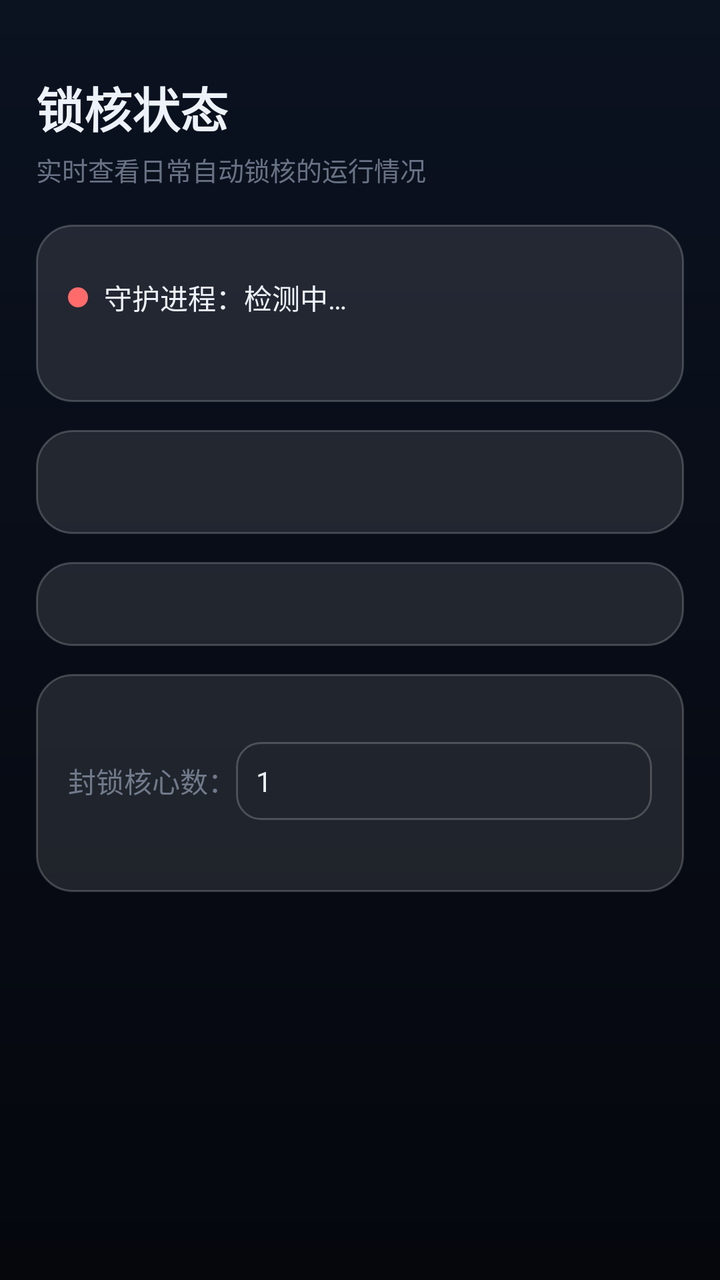
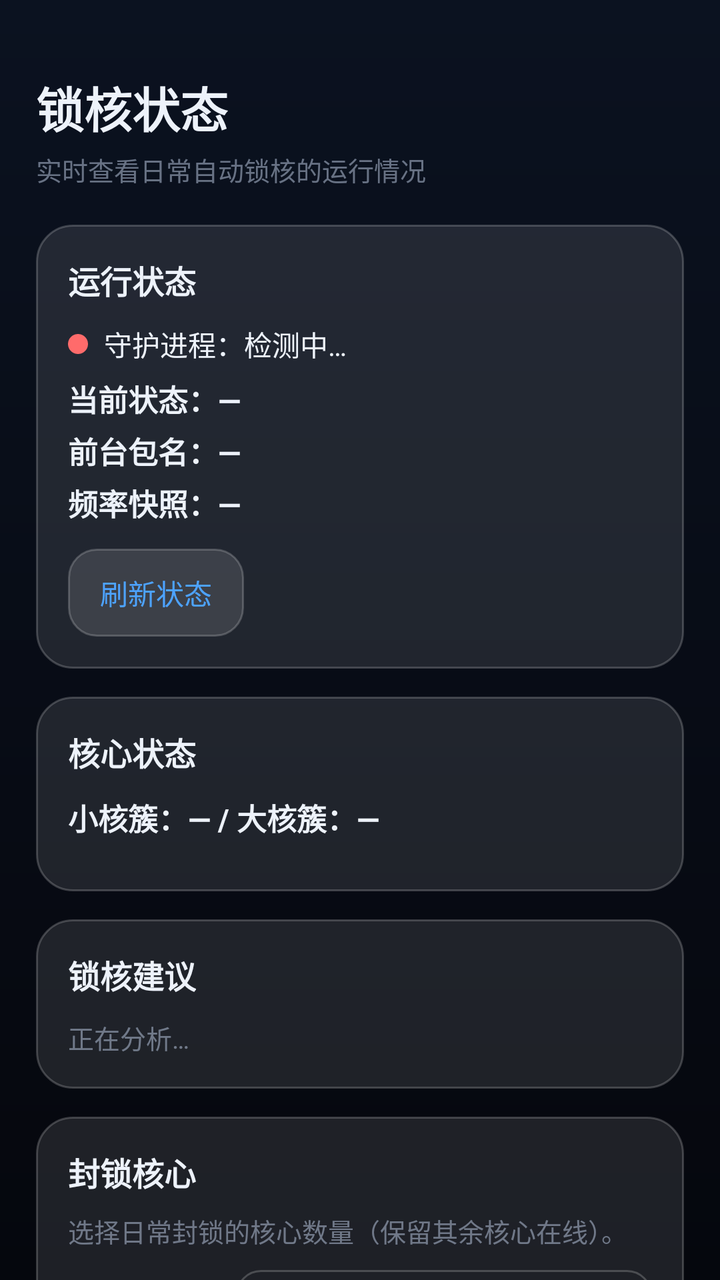

The first picture is an Android layout as it rendered before a commit; the second is the same layout after the commit. The layout source and the unified diff follow.
<!-- AndroidManifest.xml: application theme AppTheme -->
<!-- res/layout/fragment_lock_status.xml -->
<?xml version="1.0" encoding="utf-8"?>
<ScrollView xmlns:android="http://schemas.android.com/apk/res/android"
    android:layout_width="match_parent"
    android:layout_height="match_parent"
    android:fillViewport="true"
    android:scrollbars="none">

    <LinearLayout
        android:layout_width="match_parent"
        android:layout_height="wrap_content"
        android:orientation="vertical"
        android:paddingLeft="18dp"
        android:paddingRight="18dp"
        android:paddingTop="36dp"
        android:paddingBottom="18dp">

        
        <TextView
            android:layout_width="wrap_content"
            android:layout_height="wrap_content"
            android:text="锁核状态"
            android:textColor="@color/text_main"
            android:textSize="24sp"
            android:textStyle="bold" />

        <TextView
            android:layout_width="wrap_content"
            android:layout_height="wrap_content"
            android:layout_marginTop="4dp"
            android:text="实时查看日常自动锁核的运行情况"
            android:textColor="@color/text_sub"
            android:textSize="13sp" />

        
        <LinearLayout
            android:layout_width="match_parent"
            android:layout_height="wrap_content"
            android:layout_marginTop="18dp"
            android:background="@drawable/bg_glass_card"
            android:orientation="vertical"
            android:padding="16dp">

            <TextView
                style="@style/SectionTitle"
                android:text="运行状态" />

            <LinearLayout
                android:layout_width="match_parent"
                android:layout_height="wrap_content"
                android:layout_marginTop="10dp"
                android:gravity="center_vertical"
                android:orientation="horizontal">

                <View
                    android:id="@+id/dot_daemon"
                    android:layout_width="10dp"
                    android:layout_height="10dp"
                    android:background="@drawable/dot_red" />

                <TextView
                    android:id="@+id/txt_daemon"
                    android:layout_width="0dp"
                    android:layout_height="wrap_content"
                    android:layout_marginLeft="8dp"
                    android:layout_weight="1"
                    android:text="守护进程：检测中…"
                    android:textColor="@color/text_main"
                    android:textSize="14sp" />
            </LinearLayout>

            <TextView
                android:id="@+id/txt_state"
                style="@style/ValueText"
                android:layout_marginTop="6dp"
                android:text="当前状态：—" />

            <TextView
                android:id="@+id/txt_focus"
                style="@style/ValueText"
                android:layout_marginTop="4dp"
                android:text="前台包名：—" />

            <TextView
                android:id="@+id/txt_snapshot"
                style="@style/ValueText"
                android:layout_marginTop="4dp"
                android:text="频率快照：—" />

            <Button
                android:id="@+id/btn_refresh"
                style="@style/BtnGhost"
                android:layout_marginTop="12dp"
                android:text="刷新状态" />
        </LinearLayout>

        
        <LinearLayout
            android:layout_width="match_parent"
            android:layout_height="wrap_content"
            android:layout_marginTop="14dp"
            android:background="@drawable/bg_glass_card"
            android:orientation="vertical"
            android:padding="16dp">

            <TextView
                style="@style/SectionTitle"
                android:text="核心状态" />

            <TextView
                android:id="@+id/txt_cluster"
                style="@style/ValueText"
                android:layout_marginTop="10dp"
                android:text="小核簇：— / 大核簇：—" />

            
            <LinearLayout
                android:id="@+id/core_container"
                android:layout_width="match_parent"
                android:layout_height="wrap_content"
                android:layout_marginTop="10dp"
                android:orientation="vertical" />
        </LinearLayout>

        
        <LinearLayout
            android:layout_width="match_parent"
            android:layout_height="wrap_content"
            android:layout_marginTop="14dp"
            android:background="@drawable/bg_glass_card"
            android:orientation="vertical"
            android:padding="16dp">

            <TextView
                style="@style/SectionTitle"
                android:text="锁核建议" />

            <TextView
                android:id="@+id/txt_advice"
                style="@style/BodyText"
                android:layout_marginTop="10dp"
                android:text="正在分析…" />
        </LinearLayout>

        
        <LinearLayout
            android:layout_width="match_parent"
            android:layout_height="wrap_content"
            android:layout_marginTop="14dp"
            android:background="@drawable/bg_glass_card"
            android:orientation="vertical"
            android:padding="16dp">

            <TextView
                style="@style/SectionTitle"
                android:text="封锁核心" />

            <TextView
                style="@style/BodyText"
                android:layout_marginTop="8dp"
                android:text="选择日常封锁的核心数量（保留其余核心在线）。" />

            <LinearLayout
                android:layout_width="match_parent"
                android:layout_height="wrap_content"
                android:layout_marginTop="10dp"
                android:gravity="center_vertical"
                android:orientation="horizontal">

                <TextView
                    android:layout_width="wrap_content"
                    android:layout_height="wrap_content"
                    android:text="封锁核心数："
                    android:textColor="@color/text_sub"
                    android:textSize="14sp" />

                <EditText
                    android:id="@+id/et_lock_count"
                    android:layout_width="0dp"
                    android:layout_height="wrap_content"
                    android:layout_weight="1"
                    android:background="@drawable/bg_input"
                    android:inputType="number"
                    android:maxLength="1"
                    android:padding="10dp"
                    android:text="1"
                    android:textColor="@color/text_main"
                    android:textSize="14sp" />
            </LinearLayout>

            <Button
                android:id="@+id/btn_lock_now"
                style="@style/BtnPrimary"
                android:layout_marginTop="12dp"
                android:text="立即锁定" />

            <TextView
                android:id="@+id/txt_lock_hint"
                style="@style/BodyText"
                android:layout_marginTop="8dp"
                android:textSize="12sp"
                android:text="默认只锁 1 个最高频核；cpu0 永不下线；重启即还原。" />
        </LinearLayout>

    </LinearLayout>
</ScrollView>
<!-- resources referenced by this layout -->
<resources>
  <color name="text_main">#FFEDF2FA</color>
  <color name="text_sub">#99A7B4C9</color>
  <!-- drawable bg_glass_card (drawable) -->
  <?xml version="1.0" encoding="utf-8"?>
  <shape xmlns:android="http://schemas.android.com/apk/res/android"
      android:shape="rectangle">
      <solid android:color="@color/card_bg" />
      <corners android:radius="18dp" />
      <stroke
          android:width="1dp"
          android:color="@color/glass_stroke" />
  </shape>
  <!-- drawable bg_input (drawable) -->
  <?xml version="1.0" encoding="utf-8"?>
  <shape xmlns:android="http://schemas.android.com/apk/res/android"
      android:shape="rectangle">
      <solid android:color="@android:color/transparent" />
      <corners android:radius="12dp" />
      <stroke
          android:width="1dp"
          android:color="@color/glass_stroke" />
  </shape>
  <!-- drawable dot_red (drawable) -->
  <?xml version="1.0" encoding="utf-8"?>
  <shape xmlns:android="http://schemas.android.com/apk/res/android"
      android:shape="oval">
      <solid android:color="@color/err_red" />
  </shape>
  <style name="BodyText">
          <item name="android:textColor">@color/text_sub</item>
          <item name="android:textSize">13sp</item>
          <item name="android:lineSpacingMultiplier">1.3</item>
      </style>
  <style name="BtnGhost">
          <item name="android:background">@drawable/bg_btn_ghost</item>
          <item name="android:textColor">@color/accent</item>
          <item name="android:textSize">14sp</item>
          <item name="android:textAllCaps">false</item>
          <item name="android:minHeight">44dp</item>
          <item name="android:stateListAnimator">@null</item>
      </style>
  <style name="BtnPrimary">
          <item name="android:background">@drawable/bg_btn_primary</item>
          <item name="android:textColor">#FFFFFFFF</item>
          <item name="android:textSize">15sp</item>
          <item name="android:textStyle">bold</item>
          <item name="android:textAllCaps">false</item>
          <item name="android:minHeight">46dp</item>
          <item name="android:stateListAnimator">@null</item>
      </style>
  <style name="SectionTitle">
          <item name="android:textColor">@color/text_main</item>
          <item name="android:textSize">16sp</item>
          <item name="android:textStyle">bold</item>
      </style>
  <style name="ValueText">
          <item name="android:textColor">@color/text_main</item>
          <item name="android:textSize">15sp</item>
          <item name="android:textStyle">bold</item>
      </style>
  <color name="card_bg">#1AFFFFFF</color>
  <color name="glass_stroke">#33FFFFFF</color>
  <color name="err_red">#FFFF6B6B</color>
  <!-- drawable bg_btn_ghost (drawable) -->
  <?xml version="1.0" encoding="utf-8"?>
  <shape xmlns:android="http://schemas.android.com/apk/res/android"
      android:shape="rectangle">
      <solid android:color="#1FFFFFFF" />
      <corners android:radius="14dp" />
      <stroke
          android:width="1dp"
          android:color="@color/glass_stroke" />
  </shape>
  <color name="accent">#FF4DA3FF</color>
  <!-- drawable bg_btn_primary (drawable) -->
  <?xml version="1.0" encoding="utf-8"?>
  <shape xmlns:android="http://schemas.android.com/apk/res/android"
      android:shape="rectangle">
      <solid android:color="@color/accent" />
      <corners android:radius="14dp" />
  </shape>
  <!-- drawable bg_gradient (drawable) -->
  <?xml version="1.0" encoding="utf-8"?>
  <shape xmlns:android="http://schemas.android.com/apk/res/android"
      android:shape="rectangle">
      <gradient
          android:angle="270"
          android:startColor="@color/bg_top"
          android:endColor="@color/bg_bottom"
          android:type="linear" />
  </shape>
  <color name="bg_bottom">#FF05070D</color>
  <color name="bg_top">#FF0B1220</color>
  <!-- unchanged entries left out for length: 1 -->
</resources>

<!-- the commit's change to res/layout/fragment_lock_status.xml (unified diff, before → after) -->
@@ -42,6 +42,8 @@
 
             <TextView
                 style="@style/SectionTitle"
+                android:layout_width="wrap_content"
+                android:layout_height="wrap_content"
                 android:text="运行状态" />
 
             <LinearLayout
@@ -72,24 +74,32 @@
                 android:id="@+id/txt_state"
                 style="@style/ValueText"
                 android:layout_marginTop="6dp"
+                android:layout_width="wrap_content"
+                android:layout_height="wrap_content"
                 android:text="当前状态：—" />
 
             <TextView
                 android:id="@+id/txt_focus"
                 style="@style/ValueText"
                 android:layout_marginTop="4dp"
+                android:layout_width="wrap_content"
+                android:layout_height="wrap_content"
                 android:text="前台包名：—" />
 
             <TextView
                 android:id="@+id/txt_snapshot"
                 style="@style/ValueText"
                 android:layout_marginTop="4dp"
+                android:layout_width="wrap_content"
+                android:layout_height="wrap_content"
                 android:text="频率快照：—" />
 
             <Button
                 android:id="@+id/btn_refresh"
                 style="@style/BtnGhost"
                 android:layout_marginTop="12dp"
+                android:layout_width="wrap_content"
+                android:layout_height="wrap_content"
                 android:text="刷新状态" />
         </LinearLayout>
 
@@ -104,12 +114,16 @@
 
             <TextView
                 style="@style/SectionTitle"
+                android:layout_width="wrap_content"
+                android:layout_height="wrap_content"
                 android:text="核心状态" />
 
             <TextView
                 android:id="@+id/txt_cluster"
                 style="@style/ValueText"
                 android:layout_marginTop="10dp"
+                android:layout_width="wrap_content"
+                android:layout_height="wrap_content"
                 android:text="小核簇：— / 大核簇：—" />
 
             
@@ -132,12 +146,16 @@
 
             <TextView
                 style="@style/SectionTitle"
+                android:layout_width="wrap_content"
+                android:layout_height="wrap_content"
                 android:text="锁核建议" />
 
             <TextView
                 android:id="@+id/txt_advice"
                 style="@style/BodyText"
                 android:layout_marginTop="10dp"
+                android:layout_width="wrap_content"
+                android:layout_height="wrap_content"
                 android:text="正在分析…" />
         </LinearLayout>
 
@@ -152,11 +170,15 @@
 
             <TextView
                 style="@style/SectionTitle"
+                android:layout_width="wrap_content"
+                android:layout_height="wrap_content"
                 android:text="封锁核心" />
 
             <TextView
                 style="@style/BodyText"
                 android:layout_marginTop="8dp"
+                android:layout_width="wrap_content"
+                android:layout_height="wrap_content"
                 android:text="选择日常封锁的核心数量（保留其余核心在线）。" />
 
             <LinearLayout
@@ -191,6 +213,8 @@
                 android:id="@+id/btn_lock_now"
                 style="@style/BtnPrimary"
                 android:layout_marginTop="12dp"
+                android:layout_width="wrap_content"
+                android:layout_height="wrap_content"
                 android:text="立即锁定" />
 
             <TextView
@@ -198,6 +222,8 @@
                 style="@style/BodyText"
                 android:layout_marginTop="8dp"
                 android:textSize="12sp"
+                android:layout_width="wrap_content"
+                android:layout_height="wrap_content"
                 android:text="默认只锁 1 个最高频核；cpu0 永不下线；重启即还原。" />
         </LinearLayout>
 
